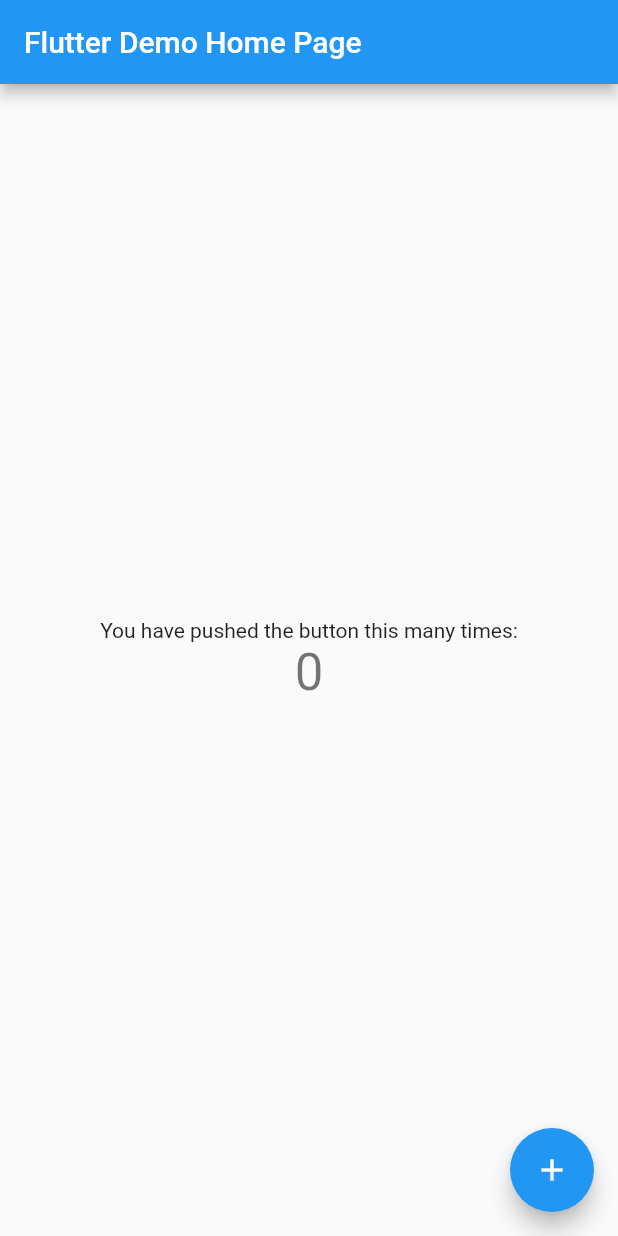
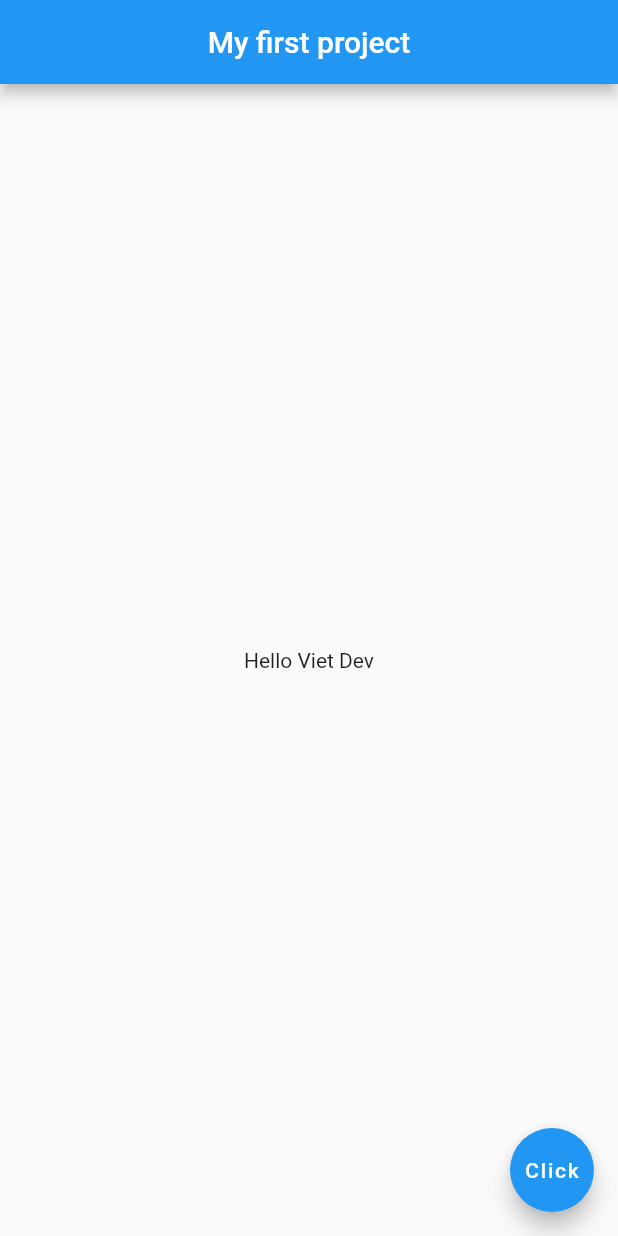
Before and after one commit to PikaPika0710/flutter_tutorial, a Flutter app: the screen it shows after launch, on a phone screen of 412 x 824 dp. Run offline on Flutter 3.47's test engine with Material 2 defaults, Android fonts, the phone set to English and light mode, and no system bars.

Commit message:
first flutter app

```diff
--- a/my_app/lib/main.dart
+++ b/my_app/lib/main.dart
@@ -1,115 +1,18 @@
 import 'package:flutter/material.dart';
 
-void main() {
-  runApp(const MyApp());
-}
-
-class MyApp extends StatelessWidget {
-  const MyApp({super.key});
-
-  // This widget is the root of your application.
-  @override
-  Widget build(BuildContext context) {
-    return MaterialApp(
-      title: 'Flutter Demo',
-      theme: ThemeData(
-        // This is the theme of your application.
-        //
-        // Try running your application with "flutter run". You'll see the
-        // application has a blue toolbar. Then, without quitting the app, try
-        // changing the primarySwatch below to Colors.green and then invoke
-        // "hot reload" (press "r" in the console where you ran "flutter run",
-        // or simply save your changes to "hot reload" in a Flutter IDE).
-        // Notice that the counter didn't reset back to zero; the application
-        // is not restarted.
-        primarySwatch: Colors.blue,
-      ),
-      home: const MyHomePage(title: 'Flutter Demo Home Page'),
-    );
-  }
-}
-
-class MyHomePage extends StatefulWidget {
-  const MyHomePage({super.key, required this.title});
-
-  // This widget is the home page of your application. It is stateful, meaning
-  // that it has a State object (defined below) that contains fields that affect
-  // how it looks.
-
-  // This class is the configuration for the state. It holds the values (in this
-  // case the title) provided by the parent (in this case the App widget) and
-  // used by the build method of the State. Fields in a Widget subclass are
-  // always marked "final".
-
-  final String title;
-
-  @override
-  State<MyHomePage> createState() => _MyHomePageState();
-}
-
-class _MyHomePageState extends State<MyHomePage> {
-  int _counter = 0;
-
-  void _incrementCounter() {
-    setState(() {
-      // This call to setState tells the Flutter framework that something has
-      // changed in this State, which causes it to rerun the build method below
-      // so that the display can reflect the updated values. If we changed
-      // _counter without calling setState(), then the build method would not be
-      // called again, and so nothing would appear to happen.
-      _counter++;
-    });
-  }
-
-  @override
-  Widget build(BuildContext context) {
-    // This method is rerun every time setState is called, for instance as done
-    // by the _incrementCounter method above.
-    //
-    // The Flutter framework has been optimized to make rerunning build methods
-    // fast, so that you can just rebuild anything that needs updating rather
-    // than having to individually change instances of widgets.
-    return Scaffold(
-      appBar: AppBar(
-        // Here we take the value from the MyHomePage object that was created by
-        // the App.build method, and use it to set our appbar title.
-        title: Text(widget.title),
-      ),
-      body: Center(
-        // Center is a layout widget. It takes a single child and positions it
-        // in the middle of the parent.
-        child: Column(
-          // Column is also a layout widget. It takes a list of children and
-          // arranges them vertically. By default, it sizes itself to fit its
-          // children horizontally, and tries to be as tall as its parent.
-          //
-          // Invoke "debug painting" (press "p" in the console, choose the
-          // "Toggle Debug Paint" action from the Flutter Inspector in Android
-          // Studio, or the "Toggle Debug Paint" command in Visual Studio Code)
-          // to see the wireframe for each widget.
-          //
-          // Column has various properties to control how it sizes itself and
-          // how it positions its children. Here we use mainAxisAlignment to
-          // center the children vertically; the main axis here is the vertical
-          // axis because Columns are vertical (the cross axis would be
-          // horizontal).
-          mainAxisAlignment: MainAxisAlignment.center,
-          children: <Widget>[
-            const Text(
-              'You have pushed the button this many times:',
-            ),
-            Text(
-              '$_counter',
-              style: Theme.of(context).textTheme.headline4,
-            ),
-          ],
+void main() =>
+  runApp(MaterialApp(
+    home: Scaffold(
+        appBar: AppBar(
+            title: const Text('My first project'),
+            centerTitle: true,
         ),
-      ),
-      floatingActionButton: FloatingActionButton(
-        onPressed: _incrementCounter,
-        tooltip: 'Increment',
-        child: const Icon(Icons.add),
-      ), // This trailing comma makes auto-formatting nicer for build methods.
-    );
-  }
-}
+        body: const Center(
+          child: Text("Hello Viet Dev"),
+        ),
+        floatingActionButton: FloatingActionButton(
+          onPressed: () => {},
+          child: const Text("Click"),
+        ),
+  ),
+  ));
```
